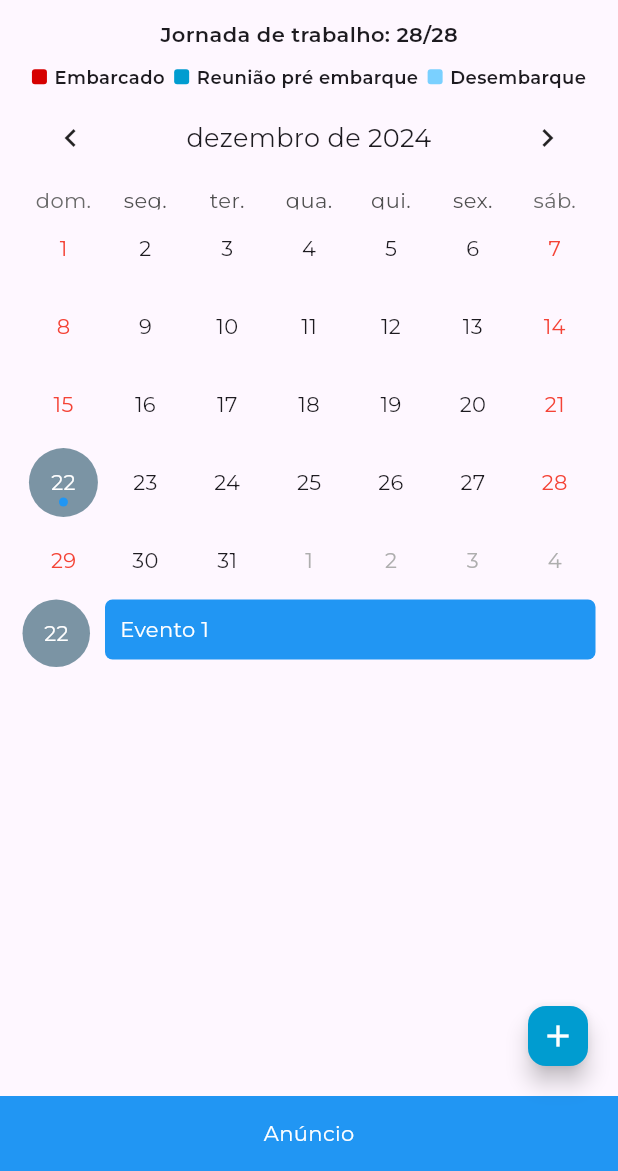
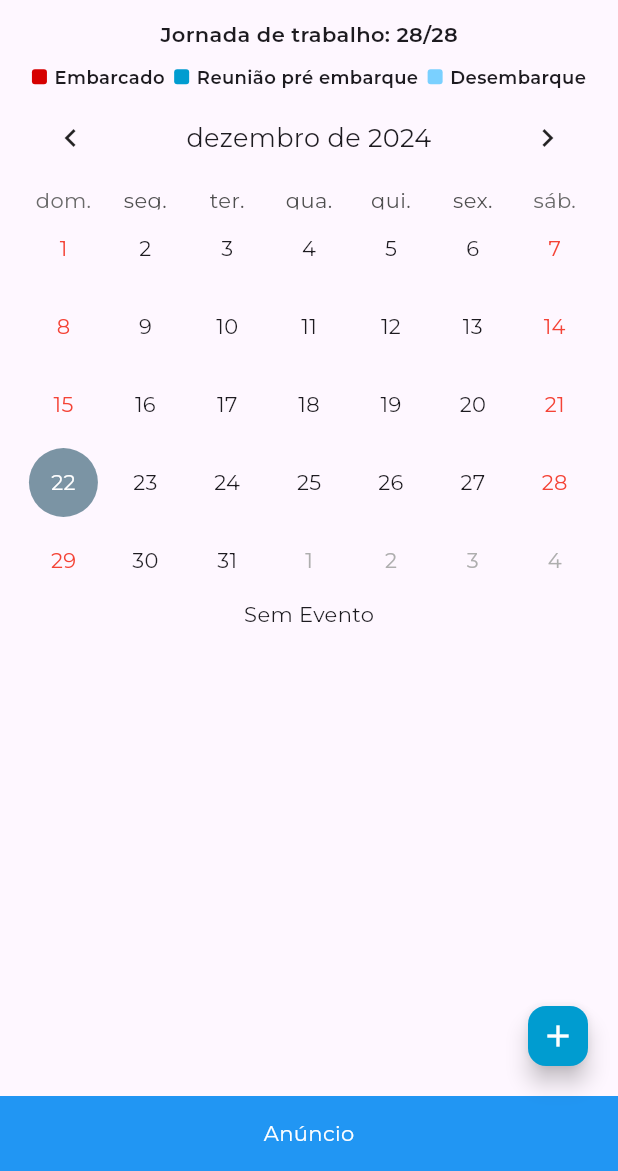
Before and after one commit to victorLessa/marine_app, a Flutter app: the screen it shows after launch, on a phone screen of 412 x 824 dp, the part 65-1236 px from its top. Run offline on Flutter 3.47's test engine with Material 3 defaults, Android fonts, the phone set to English and light mode, and no system bars; drawn by our look-alikes of table_calendar; our stand-ins replace sqflite; accounts and stored records are empty; project files that could hold a hidden picture were left out.

Commit message:
feat: salva eventos em arquivo sqlite

```diff
--- a/lib/app.dart
+++ b/lib/app.dart
@@ -5,7 +5,7 @@ import 'screens/radar_screen.dart';
 import 'package:flutter_localizations/flutter_localizations.dart';
 
 class MyApp extends StatelessWidget {
-  const MyApp({Key? key}) : super(key: key);
+  const MyApp({super.key});
 
   @override
   Widget build(BuildContext context) {
--- a/lib/models/form_event_state.dart
+++ b/lib/models/form_event_state.dart
@@ -34,7 +34,7 @@ class FormEventState {
     description.dispose();
   }
 
-  EventState toJson() {
+  EventState toEventState() {
     return EventState(
         title: title.text,
         color: color,
--- a/lib/screens/home_screen.dart
+++ b/lib/screens/home_screen.dart
@@ -1,6 +1,4 @@
 import 'package:flutter/material.dart';
-import 'package:marine/providers/app_provider.dart';
-import 'package:marine/providers/calendar_provider.dart';
 import 'package:marine/providers/event_provider.dart';
 import 'package:marine/screens/form_create_events.dart';
 import 'package:marine/widgets/calendar_events.dart';
--- a/lib/widgets/calendar_events.dart
+++ b/lib/widgets/calendar_events.dart
@@ -14,20 +14,20 @@ class CalendarEvents extends StatefulWidget {
 
 class _CalendarEventsState extends State<CalendarEvents>
     with SingleTickerProviderStateMixin {
-  late AnimationController _controller;
-
   final Color todayColor = const Color.fromARGB(255, 0, 156, 208);
   final Color selectedColor = const Color.fromARGB(255, 123, 148, 164);
 
   @override
   void initState() {
     super.initState();
-    _controller = AnimationController(vsync: this);
+
+    WidgetsBinding.instance.addPostFrameCallback((_) {
+      Provider.of<EventProvider>(context, listen: false).loadEvents();
+    });
   }
 
   @override
   void dispose() {
-    _controller.dispose();
     super.dispose();
   }
 
@@ -41,7 +41,10 @@ class _CalendarEventsState extends State<CalendarEvents>
           String day = value.day.toString();
           List<EventState> events = whereEvent(eventProvider.eventList, value);
           if (events.isNotEmpty) {
-            return Row(crossAxisAlignment: CrossAxisAlignment.start, children: [
+            return Padding(
+              padding: const EdgeInsets.only(left: 5, right: 5),
+              child:
+                  Row(crossAxisAlignment: CrossAxisAlignment.start, children: [
                 Container(
                   height: 45,
                   width: 45,
@@ -81,7 +84,8 @@ class _CalendarEventsState extends State<CalendarEvents>
                     ),
                   ),
                 )
-            ]);
+              ]),
+            );
           }
           return const Text("Sem Evento");
         },
--- a/lib/widgets/table_calendar.dart
+++ b/lib/widgets/table_calendar.dart
@@ -25,8 +25,9 @@ class _CalendarPageState extends State<Calendar> {
   @override
   Widget build(BuildContext context) {
     final calendarProvider = Provider.of<CalendarProvider>(context);
-    final eventProvider = Provider.of<EventProvider>(context);
 
+    return Consumer<EventProvider>(
+        builder: (BuildContext context, eventState, child) {
       return Column(children: [
         TableCalendar(
           locale: 'pt_BR',
@@ -36,7 +37,7 @@ class _CalendarPageState extends State<Calendar> {
           calendarFormat: CalendarFormat.month, // Formato inicial do calendário
           selectedDayPredicate: (day) =>
               isSameDay(calendarProvider.selectedDay, day),
-        eventLoader: (DateTime day) => whereEvent(eventProvider.eventList, day),
+          eventLoader: (DateTime day) => whereEvent(eventState.eventList, day),
           onDaySelected: (selectedDay, focusedDay) {
             calendarProvider.addSelectedDay(context, selectedDay);
 
@@ -54,7 +55,8 @@ class _CalendarPageState extends State<Calendar> {
                   child: Row(
                     mainAxisAlignment: MainAxisAlignment.center,
                     children: events.take(3).map((event) {
-                    Color color = (event as EventState?)?.color ?? Colors.grey;
+                      Color color =
+                          (event as EventState?)?.color ?? Colors.grey;
 
                       return Container(
                         margin: const EdgeInsets.symmetric(horizontal: 1.5),
@@ -81,6 +83,7 @@ class _CalendarPageState extends State<Calendar> {
           ),
         ),
       ]);
+    });
   }
 
   Widget dayBuilder(Color color, context, day, focusedDay) {
--- a/pubspec.yaml
+++ b/pubspec.yaml
@@ -33,6 +33,8 @@ dependencies:
   flutter:
     sdk: flutter
   provider: ^6.1.2
+  sqflite: ^2.4.1
+  path: ^1.8.0
 
   # The following adds the Cupertino Icons font to your application.
   # Use with the CupertinoIcons class for iOS style icons.
```
Also changed, not shown: lib/database/database.dart (added, +30 -0 lines), lib/database/utils.database.dart (added, +21 -0 lines), lib/models/event_state.dart (+31 -1 lines), lib/providers/event_provider.dart (+12 -2 lines), lib/repositories/event.dart (added, +32 -0 lines), lib/widgets/utils_calendar.dart (+7 -7 lines), pubspec.lock, 5 other files. Lines whose indentation alone changed are shown as unchanged.
